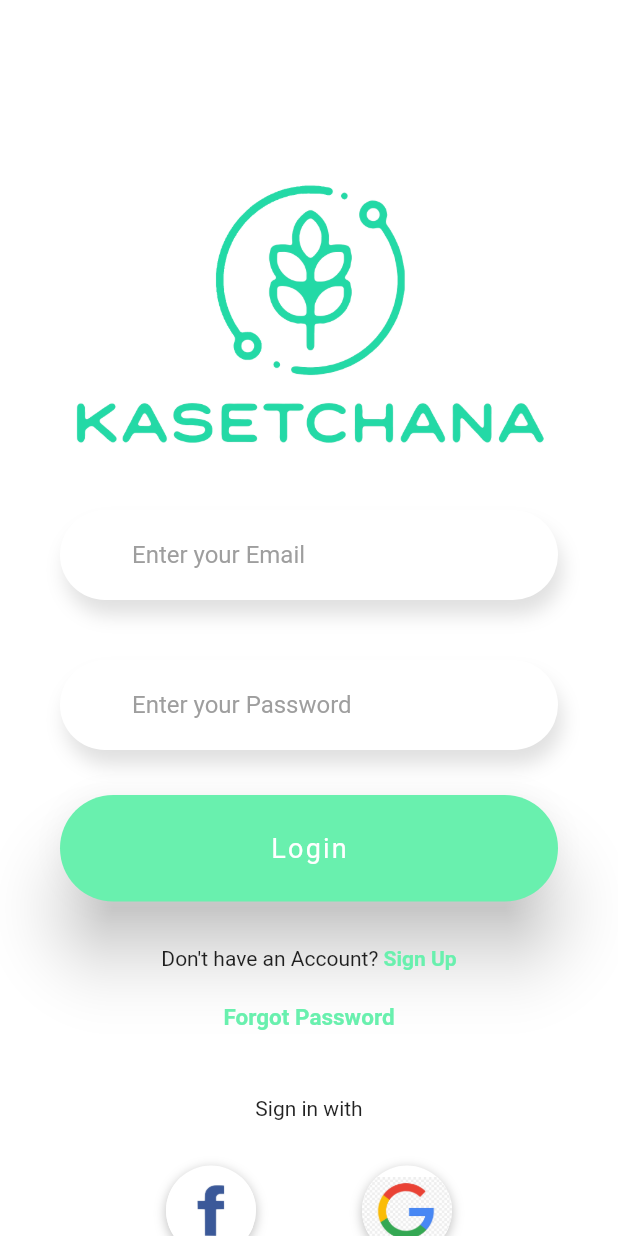
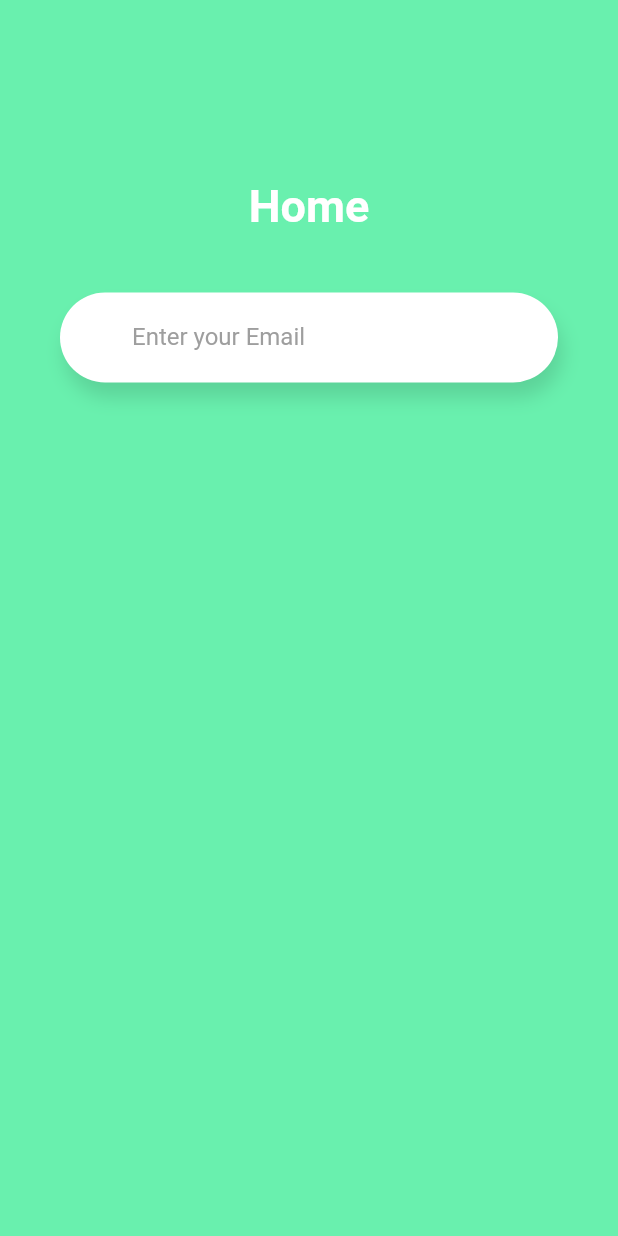
Before and after one commit to jasonnonstop10/KasetChana, a Flutter app: the screen it shows after launch, after a tap on "Login", on a phone screen of 412 x 824 dp. Run offline on Flutter 3.47's test engine with Material 2 defaults, Android fonts, the phone set to English and light mode, and no system bars; Roboto replaces fonts that are missing (OpenSans).

Commit message:
[ADD]Home Page

```diff
--- a/app/lib/main.dart
+++ b/app/lib/main.dart
@@ -1,4 +1,5 @@
 import 'package:app/screens/forgot_screen.dart';
+import 'package:app/screens/home_screen.dart';
 import 'package:app/screens/register_screen.dart';
 import 'package:flutter/material.dart';
 import 'package:app/screens/login_screen.dart';
@@ -15,6 +16,7 @@ class MyApp extends StatelessWidget {
       routes: <String, WidgetBuilder>{
         '/register': (BuildContext context) => new RegisterScreen(),
         '/forgot': (BuildContext context) => new ForgotScreen(),
+        '/home': (BuildContext context) => new HomeScreen(),
       },
       home: LoginScreen(),
     );
--- /dev/null
+++ b/app/lib/screens/home_screen.dart
@@ -0,0 +1,101 @@
+import 'package:app/screens/forgot_screen.dart';
+import 'package:app/utilities/cons.dart';
+import 'package:flutter/material.dart';
+import 'package:flutter/services.dart';
+import 'register_screen.dart';
+
+class MyApp extends StatelessWidget {
+  // This widget is the root of your application.
+  @override
+  Widget build(BuildContext context) {
+    return MaterialApp(
+      title: 'Flutter Login UI',
+      debugShowCheckedModeBanner: false,
+    );
+  }
+}
+
+class HomeScreen extends StatefulWidget {
+  @override
+  _HomeScreenState createState() => _HomeScreenState();
+}
+
+class _HomeScreenState extends State<HomeScreen> {
+  Widget _buildEmailTF() {
+    return Column(
+      crossAxisAlignment: CrossAxisAlignment.start,
+      children: <Widget>[
+        SizedBox(height: 10.0),
+        Container(
+          alignment: Alignment.centerLeft,
+          decoration: kBoxDecorationStyle,
+          height: 60.0,
+          child: TextField(
+            keyboardType: TextInputType.emailAddress,
+            style: TextStyle(
+              color: Colors.white,
+              fontFamily: 'OpenSans',
+            ),
+            decoration: InputDecoration(
+              border: InputBorder.none,
+              contentPadding: EdgeInsets.only(top: 14.0),
+              prefixIcon: Icon(
+                Icons.email,
+                color: Colors.white,
+              ),
+              hintText: 'Enter your Email',
+              hintStyle: kHintTextStyle,
+            ),
+          ),
+        ),
+      ],
+    );
+  }
+
+  @override
+  Widget build(BuildContext context) {
+    return Scaffold(
+      body: AnnotatedRegion<SystemUiOverlayStyle>(
+        value: SystemUiOverlayStyle.light,
+        child: GestureDetector(
+          onTap: () => FocusScope.of(context).unfocus(),
+          child: Stack(
+            children: <Widget>[
+              Container(
+                height: double.infinity,
+                width: double.infinity,
+                decoration: BoxDecoration(color: Colors.greenAccent),
+              ),
+              Container(
+                height: double.infinity,
+                child: SingleChildScrollView(
+                  physics: AlwaysScrollableScrollPhysics(),
+                  padding: EdgeInsets.symmetric(
+                    horizontal: 40.0,
+                    vertical: 120.0,
+                  ),
+                  child: Column(
+                    mainAxisAlignment: MainAxisAlignment.center,
+                    children: <Widget>[
+                      Text(
+                        'Home',
+                        style: TextStyle(
+                          color: Colors.white,
+                          fontFamily: 'OpenSans',
+                          fontSize: 30.0,
+                          fontWeight: FontWeight.bold,
+                        ),
+                      ),
+                      SizedBox(height: 30.0),
+                      _buildEmailTF(),
+                    ],
+                  ),
+                ),
+              )
+            ],
+          ),
+        ),
+      ),
+    );
+  }
+}
--- a/app/lib/screens/login_screen.dart
+++ b/app/lib/screens/login_screen.dart
@@ -1,4 +1,3 @@
-import 'package:app/screens/forgot_screen.dart';
 import 'package:app/utilities/cons.dart';
 import 'package:flutter/material.dart';
 import 'package:flutter/services.dart';
@@ -13,10 +12,6 @@ class MyApp extends StatelessWidget {
     return MaterialApp(
       title: 'Flutter Login UI',
       debugShowCheckedModeBanner: false,
-      routes: <String, WidgetBuilder>{
-        '/register': (BuildContext context) => new RegisterScreen(),
-        '/forgot': (BuildContext context) => new ForgotScreen(),
-      },
     );
   }
 }
@@ -27,8 +22,6 @@ class LoginScreen extends StatefulWidget {
 }
 
 class _LoginScreenState extends State<LoginScreen> {
-  bool _rememberMe = false;
-
   Widget _buildEmailTF() {
     return Column(
       crossAxisAlignment: CrossAxisAlignment.start,
@@ -109,40 +102,13 @@ class _LoginScreenState extends State<LoginScreen> {
     );
   }
 
-  Widget _buildRememberMeCheckbox() {
-    return Container(
-      height: 20.0,
-      child: Row(
-        children: <Widget>[
-          Theme(
-            data: ThemeData(unselectedWidgetColor: Colors.white),
-            child: Checkbox(
-              value: _rememberMe,
-              checkColor: Colors.green,
-              activeColor: Colors.white,
-              onChanged: (value) {
-                setState(() {
-                  _rememberMe = value!;
-                });
-              },
-            ),
-          ),
-          Text(
-            'Remember me',
-            style: kLabelStyle,
-          ),
-        ],
-      ),
-    );
-  }
-
   Widget _buildLoginBtn() {
     return Container(
       padding: EdgeInsets.symmetric(vertical: 30.0),
       width: double.infinity,
       child: RaisedButton(
         elevation: 20.0,
-        onPressed: () => print('Login Button Pressed'),
+        onPressed: () => {Navigator.pushNamed(context, "/home")},
         padding: EdgeInsets.all(25.0),
         shape: RoundedRectangleBorder(
           borderRadius: BorderRadius.circular(40.0),
@@ -165,14 +131,7 @@ class _LoginScreenState extends State<LoginScreen> {
   Widget _buildSignInWithText() {
     return Column(
       children: <Widget>[
-        Text(
-          '- OR -',
-          style: TextStyle(
-            color: Colors.white,
-            fontWeight: FontWeight.w400,
-          ),
-        ),
-        SizedBox(height: 20.0),
+        SizedBox(height: 30.0),
         Text(
           'Sign in with',
           style: kLabelStyle,
```
